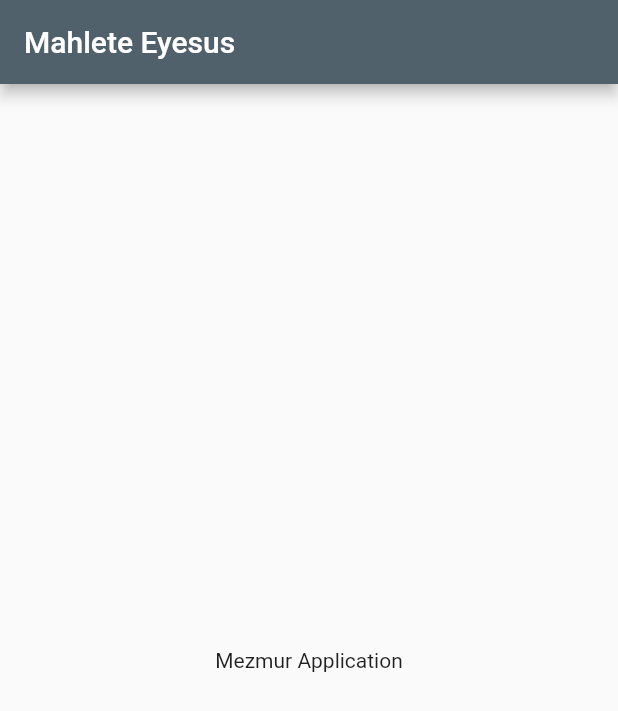
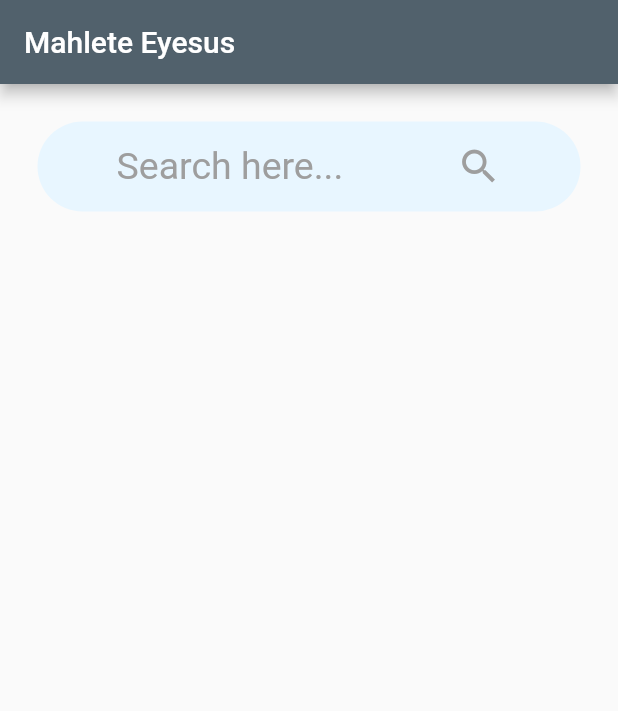
Before and after one commit to BeckiA/Mahlete_Eyesus, a Flutter app: the screen it shows after launch, on a phone screen of 412 x 824 dp. Shown: the top 711 px of the screen. Run offline on Flutter 3.47's test engine with Material 2 defaults, Android fonts, the phone set to English and light mode, and no system bars.

Commit message:
Working with the Search bar

```diff
--- a/lib/constants/colors.dart
+++ b/lib/constants/colors.dart
@@ -4,3 +4,4 @@ import 'package:flutter/material.dart';
 const MEPrimaryColor = Color(0xFF0070BB);
 const MEAccentColor = Color(0xFF51616C);
 const MEBlackColor = Color(0xFF00080D);
+const MEWhiteColor = Color(0xFFE8F6FF);
--- a/lib/screens/singers_screen.dart
+++ b/lib/screens/singers_screen.dart
@@ -1,13 +1,15 @@
 import 'package:flutter/material.dart';
+import 'package:lyrics_app/constants/colors.dart';
+
+import '../widgets/search_bar_widget.dart';
 
 class SingersPage extends StatelessWidget {
   @override
   Widget build(BuildContext context) {
     return Scaffold(
-      appBar: AppBar(title: const Text('Mahlete Eyesus')),
-      body: const Center(
-        child: Text('Mezmur Application'),
-      ),
-    );
+        appBar: AppBar(title: const Text('Mahlete Eyesus')),
+        body: Column(
+          children: [SearchBar()],
+        ));
   }
 }
--- /dev/null
+++ b/lib/widgets/search_bar_widget.dart
@@ -0,0 +1,37 @@
+import 'package:flutter/material.dart';
+
+import '../constants/colors.dart';
+
+class SearchBar extends StatelessWidget {
+  const SearchBar({
+    super.key,
+  });
+
+  @override
+  Widget build(BuildContext context) {
+    return Container(
+      margin: const EdgeInsets.only(top: 25, left: 25, right: 25, bottom: 5),
+      padding: const EdgeInsets.all(15),
+      // height: MediaQuery.of(context).size.height * 0.05,
+      width: MediaQuery.of(context).size.height * 0.75,
+      decoration: BoxDecoration(
+        color: MEWhiteColor,
+        borderRadius: BorderRadius.circular(50),
+      ),
+      child: Row(
+        mainAxisAlignment: MainAxisAlignment.spaceAround,
+        children: const [
+          Text(
+            "Search here...",
+            style: TextStyle(fontSize: 25, color: Colors.grey),
+          ),
+          Icon(
+            Icons.search_outlined,
+            size: 30,
+            color: Colors.grey,
+          )
+        ],
+      ),
+    );
+  }
+}
```
